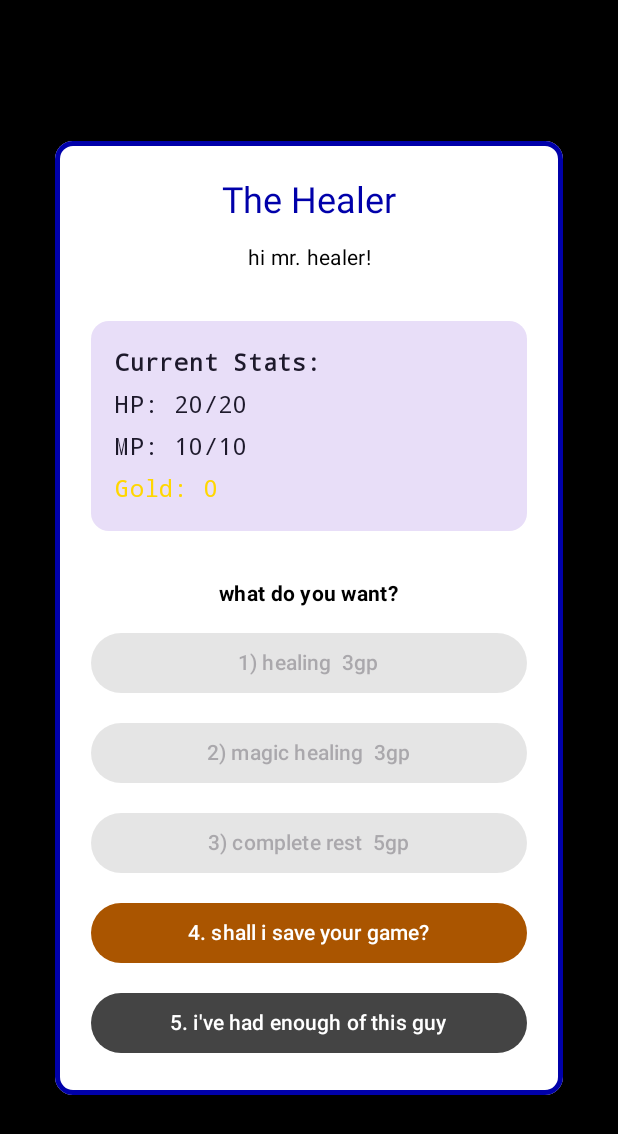
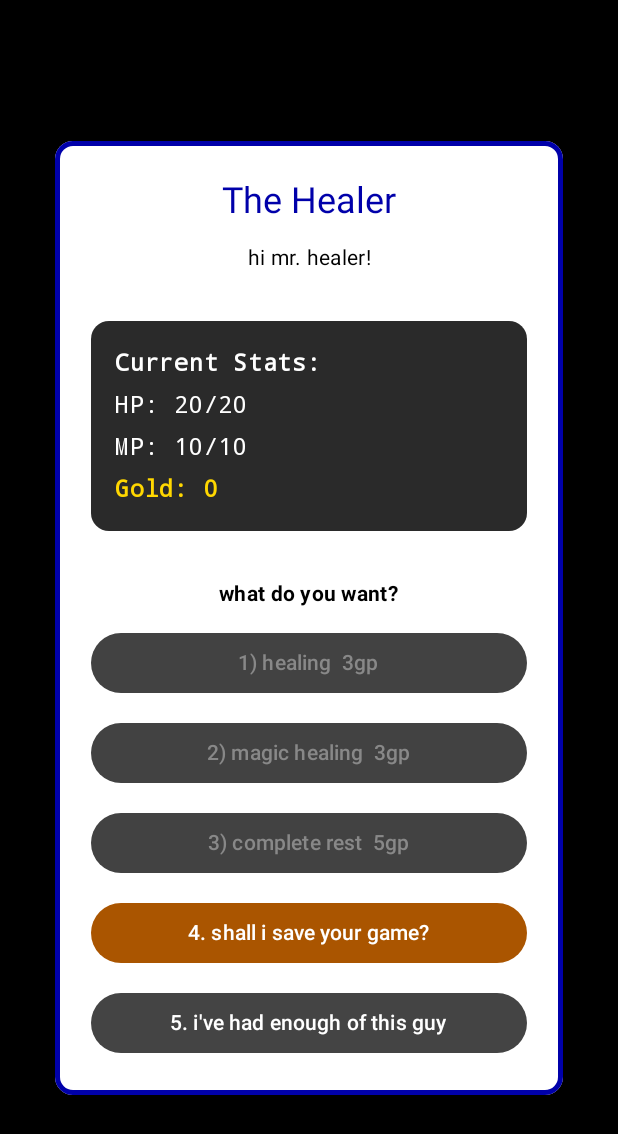
Before and after one commit to gmilette/The-Evil-Wrath-of-Zargon-App, an Android app built with Jetpack Compose: the composable HealerScreen shown on its own in the app's theme, on a phone screen of 412 x 824 dp. Shown: the top 1134 px of the screen. Run offline under Robolectric (Android 15) with nearby library versions, the phone set to English and light mode, and no system bars.

```diff
--- a/app/app/src/main/java/com/greenopal/zargon/ui/screens/HealerScreen.kt
+++ b/app/app/src/main/java/com/greenopal/zargon/ui/screens/HealerScreen.kt
@@ -1,5 +1,6 @@
 package com.greenopal.zargon.ui.screens
 
+import androidx.activity.compose.BackHandler
 import androidx.compose.foundation.BorderStroke
 import androidx.compose.foundation.background
 import androidx.compose.foundation.layout.Arrangement
@@ -43,6 +44,11 @@ fun HealerScreen(
     var message by remember { mutableStateOf<String?>(null) }
     var updatedGameState by remember { mutableStateOf(gameState) }
 
+    // Handle Android back button
+    BackHandler {
+        onHealerExit(updatedGameState)
+    }
+
     Box(
         modifier = modifier
             .fillMaxSize()
@@ -85,17 +91,31 @@ fun HealerScreen(
                 Card(
                     modifier = Modifier.fillMaxWidth(),
                     colors = CardDefaults.cardColors(
-                        containerColor = MaterialTheme.colorScheme.secondaryContainer
+                        containerColor = Color(0xFF2A2A2A)
                     )
                 ) {
                     Column(
                         modifier = Modifier.padding(16.dp),
                         verticalArrangement = Arrangement.spacedBy(4.dp)
                     ) {
-                        Text("Current Stats:", fontWeight = FontWeight.Bold)
-                        Text("HP: ${updatedGameState.character.currentDP}/${updatedGameState.character.maxDP}")
-                        Text("MP: ${updatedGameState.character.currentMP}/${updatedGameState.character.maxMP}")
-                        Text("Gold: ${updatedGameState.character.gold}", color = Color(0xFFFFD700))
+                        Text(
+                            text = "Current Stats:",
+                            fontWeight = FontWeight.Bold,
+                            color = Color.White
+                        )
+                        Text(
+                            text = "HP: ${updatedGameState.character.currentDP}/${updatedGameState.character.maxDP}",
+                            color = Color.White
+                        )
+                        Text(
+                            text = "MP: ${updatedGameState.character.currentMP}/${updatedGameState.character.maxMP}",
+                            color = Color.White
+                        )
+                        Text(
+                            text = "Gold: ${updatedGameState.character.gold}",
+                            color = Color(0xFFFFD700),
+                            fontWeight = FontWeight.Bold
+                        )
                     }
                 }
 
@@ -219,9 +239,15 @@ private fun HealingOption(
         modifier = Modifier.fillMaxWidth(),
         enabled = enabled,
         colors = ButtonDefaults.buttonColors(
-            containerColor = if (enabled) MaterialTheme.colorScheme.primary else Color.DarkGray
+            containerColor = if (enabled) Color(0xFF1976D2) else Color(0xFF424242),
+            contentColor = Color.White,
+            disabledContainerColor = Color(0xFF424242),
+            disabledContentColor = Color(0xFF888888)
         )
     ) {
-        Text("$number) $service  ${cost}gp")
+        Text(
+            text = "$number) $service  ${cost}gp",
+            color = if (enabled) Color.White else Color(0xFF888888)
+        )
     }
 }
```
Also changed, not shown: app/app/src/main/java/com/greenopal/zargon/ui/screens/WeaponShopScreen.kt (+48 -11 lines).
